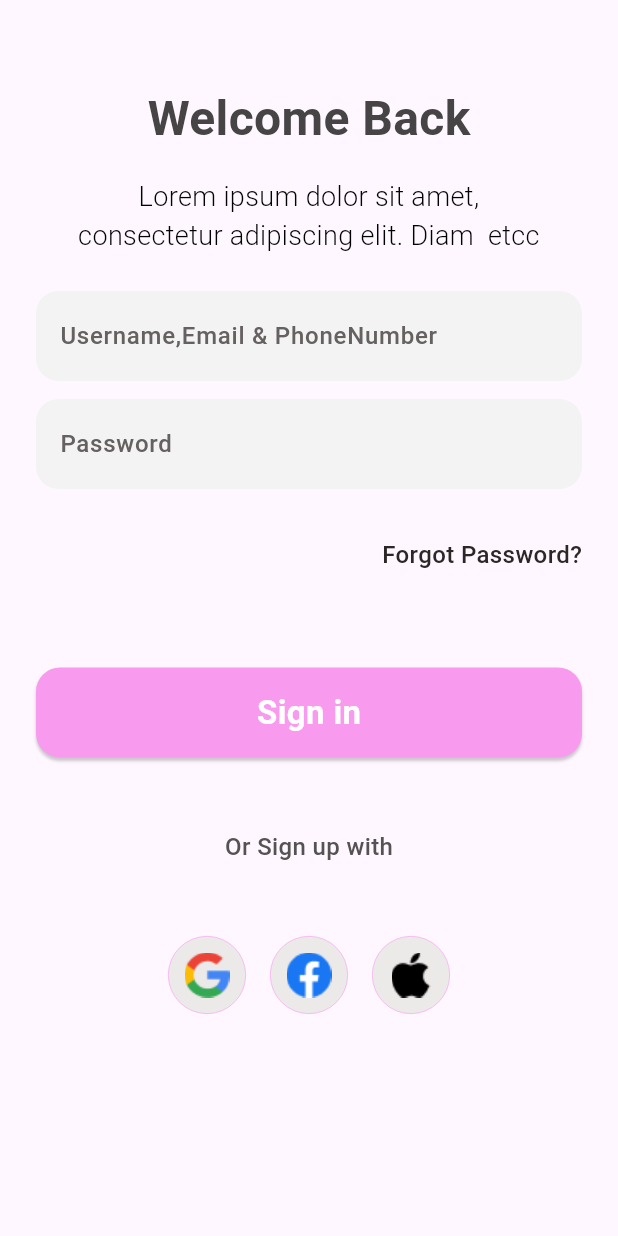
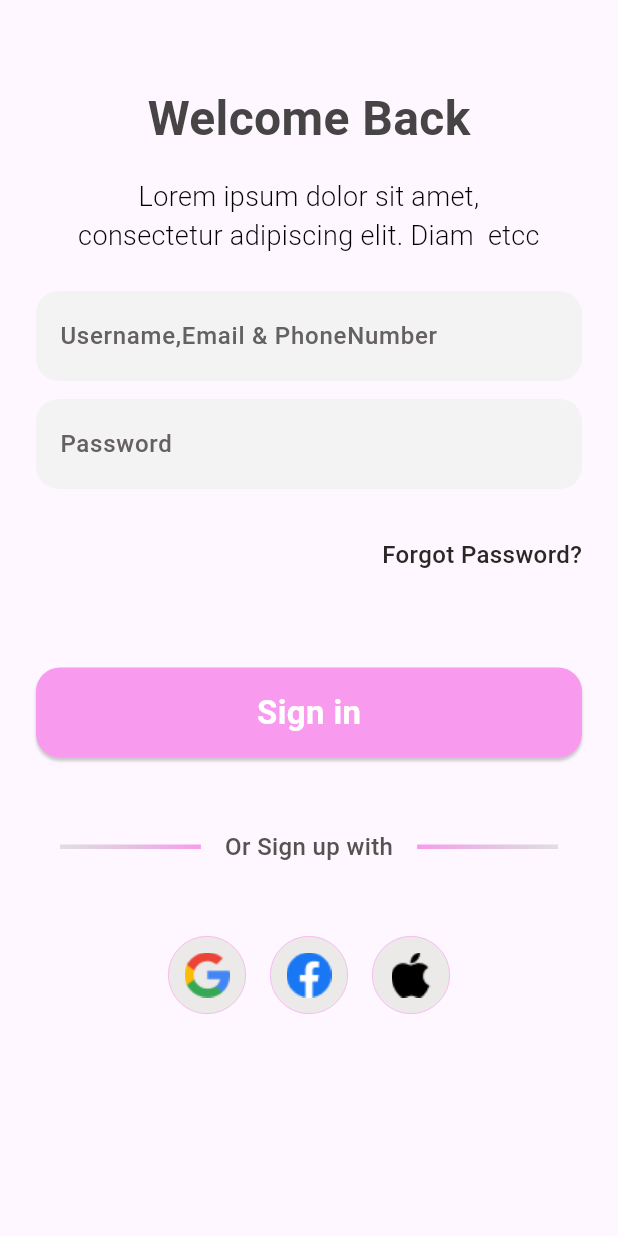
Before and after one commit to SatimovDeveloper/home_work_3, a Flutter app: the screen it shows after launch, on a phone screen of 412 x 824 dp. Run offline on Flutter 3.47's test engine with Material 3 defaults, Android fonts, the phone set to English and light mode, and no system bars.

Commit message:
screen_4 tayyor boldi

```diff
--- a/lib/screen_4.dart
+++ b/lib/screen_4.dart
@@ -130,12 +130,37 @@ class _Screen4State extends State<Screen4> {
             SizedBox(
               height: 48,
             ),
+            Padding(
+              padding: const EdgeInsets.symmetric(horizontal: 16),
+              child: Row(
+                children: [
+                  Expanded(child: Container(
+                    height: 3,
+                    decoration: BoxDecoration(
+                      gradient: LinearGradient(colors:[Color(0xffc4c4c4).withOpacity(0.5), Color(0xfff89aee)],
+                      begin: Alignment.centerLeft,
+                      end: Alignment.centerRight),
+                    ),
+                  )),
+                  SizedBox(width: 16,),
                   Text(
                     "Or Sign up with",
                     style: TextStyle(
                         color: Color(0xff555252),
                         fontSize: 16,
                         fontWeight: FontWeight.w500),
+                  ),
+                  SizedBox(width: 16,),
+                  Expanded(child: Container(
+                    height: 3,
+                    decoration: BoxDecoration(
+                      gradient: LinearGradient(colors:[Color(0xfff89aee),Color(0xffc4c4c4).withOpacity(.5), ],
+                          begin: Alignment.centerLeft,
+                          end: Alignment.centerRight),
+                    ),
+                  )),
+                ],
+              ),
             ),
             SizedBox(
               height: 48,
```
Lines whose indentation alone changed are shown as unchanged.
